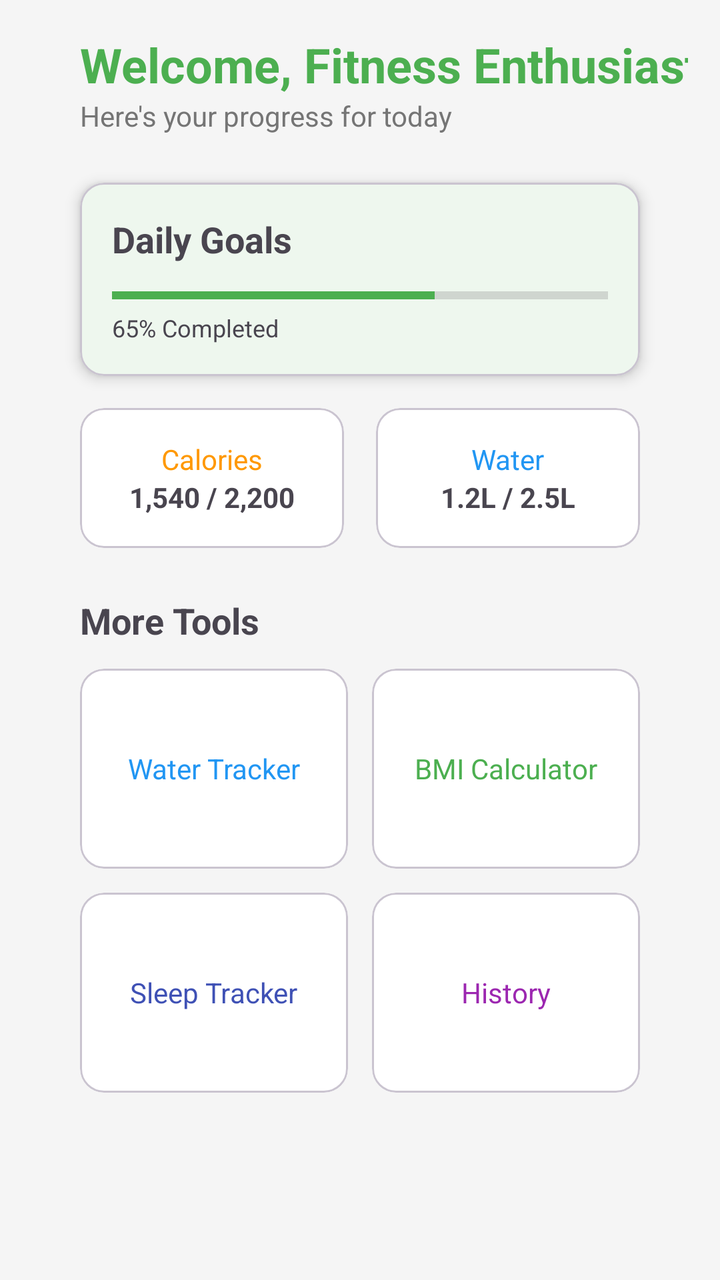
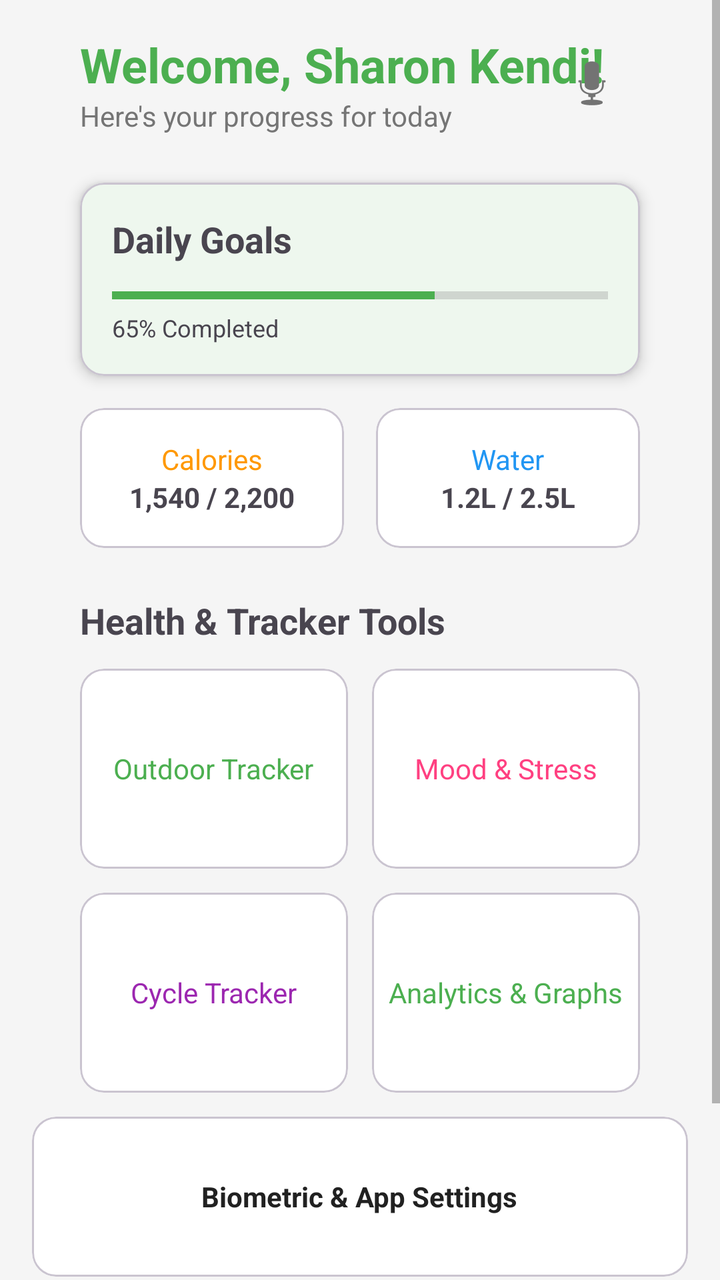

The first picture is an Android layout as it rendered before a commit; the second is the same layout after the commit. The layout source and the unified diff follow.
<!-- AndroidManifest.xml: application theme Theme.FitnessApp -->
<!-- res/layout/fragment_home.xml -->
<?xml version="1.0" encoding="utf-8"?>
<ScrollView xmlns:android="http://schemas.android.com/apk/res/android"
    xmlns:app="http://schemas.android.com/apk/res-auto"
    android:layout_width="match_parent"
    android:layout_height="match_parent"
    android:fillViewport="true"
    android:background="@color/backgroundColor">

    <androidx.constraintlayout.widget.ConstraintLayout
        android:layout_width="match_parent"
        android:layout_height="wrap_content"
        android:padding="@dimen/screen_padding">

        <androidx.constraintlayout.widget.Guideline
            android:id="@+id/glLeft"
            android:layout_width="wrap_content"
            android:layout_height="wrap_content"
            android:orientation="vertical"
            app:layout_constraintGuide_begin="@dimen/content_horizontal_margin" />

        <androidx.constraintlayout.widget.Guideline
            android:id="@+id/glRight"
            android:layout_width="wrap_content"
            android:layout_height="wrap_content"
            android:orientation="vertical"
            app:layout_constraintGuide_end="@dimen/content_horizontal_margin" />

        <TextView
            android:id="@+id/tvWelcome"
            android:layout_width="wrap_content"
            android:layout_height="wrap_content"
            android:text="Welcome, Fitness Enthusiast!"
            android:textSize="@dimen/text_size_h1"
            android:textStyle="bold"
            android:textColor="@color/primaryColor"
            app:layout_constraintTop_toTopOf="parent"
            app:layout_constraintStart_toStartOf="@id/glLeft" />

        <TextView
            android:id="@+id/tvSubtitle"
            android:layout_width="wrap_content"
            android:layout_height="wrap_content"
            android:text="Here's your progress for today"
            android:textColor="@color/textColorSecondary"
            app:layout_constraintTop_toBottomOf="@id/tvWelcome"
            app:layout_constraintStart_toStartOf="@id/glLeft" />

        <com.google.android.material.card.MaterialCardView
            android:id="@+id/cardDailyGoals"
            android:layout_width="0dp"
            android:layout_height="wrap_content"
            app:cardCornerRadius="12dp"
            app:cardElevation="4dp"
            android:layout_marginTop="24dp"
            app:layout_constraintTop_toBottomOf="@id/tvSubtitle"
            app:layout_constraintStart_toStartOf="@id/glLeft"
            app:layout_constraintEnd_toEndOf="@id/glRight">

            <LinearLayout
                android:layout_width="match_parent"
                android:layout_height="wrap_content"
                android:orientation="vertical"
                android:padding="16dp">

                <TextView
                    android:layout_width="wrap_content"
                    android:layout_height="wrap_content"
                    android:text="Daily Goals"
                    android:textSize="@dimen/text_size_h2"
                    android:textStyle="bold" />

                <ProgressBar
                    style="?android:attr/progressBarStyleHorizontal"
                    android:layout_width="match_parent"
                    android:layout_height="wrap_content"
                    android:progress="65"
                    android:progressTint="@color/primaryColor"
                    android:layout_marginTop="8dp" />

                <TextView
                    android:layout_width="wrap_content"
                    android:layout_height="wrap_content"
                    android:text="65% Completed"
                    android:textSize="12sp" />
            </LinearLayout>
        </com.google.android.material.card.MaterialCardView>

        <com.google.android.material.card.MaterialCardView
            android:id="@+id/cardCalories"
            android:layout_width="0dp"
            android:layout_height="wrap_content"
            app:cardCornerRadius="12dp"
            android:layout_marginTop="16dp"
            app:layout_constraintTop_toBottomOf="@id/cardDailyGoals"
            app:layout_constraintStart_toStartOf="@id/glLeft"
            app:layout_constraintEnd_toStartOf="@+id/cardWater"
            app:layout_constraintHorizontal_chainStyle="packed"
            android:layout_marginEnd="8dp">

            <LinearLayout
                android:layout_width="match_parent"
                android:layout_height="wrap_content"
                android:orientation="vertical"
                android:padding="16dp"
                android:gravity="center">

                <TextView
                    android:layout_width="wrap_content"
                    android:layout_height="wrap_content"
                    android:text="Calories"
                    android:textColor="@color/calorieOrange" />

                <TextView
                    android:layout_width="wrap_content"
                    android:layout_height="wrap_content"
                    android:text="1,540 / 2,200"
                    android:textStyle="bold" />
            </LinearLayout>
        </com.google.android.material.card.MaterialCardView>

        <com.google.android.material.card.MaterialCardView
            android:id="@+id/cardWater"
            android:layout_width="0dp"
            android:layout_height="wrap_content"
            app:cardCornerRadius="12dp"
            android:layout_marginTop="16dp"
            android:layout_marginStart="8dp"
            app:layout_constraintTop_toBottomOf="@id/cardDailyGoals"
            app:layout_constraintStart_toEndOf="@id/cardCalories"
            app:layout_constraintEnd_toEndOf="@id/glRight">

            <LinearLayout
                android:layout_width="match_parent"
                android:layout_height="wrap_content"
                android:orientation="vertical"
                android:padding="16dp"
                android:gravity="center">

                <TextView
                    android:layout_width="wrap_content"
                    android:layout_height="wrap_content"
                    android:text="Water"
                    android:textColor="@color/waterBlue" />

                <TextView
                    android:layout_width="wrap_content"
                    android:layout_height="wrap_content"
                    android:text="1.2L / 2.5L"
                    android:textStyle="bold" />
            </LinearLayout>
        </com.google.android.material.card.MaterialCardView>

        <TextView
            android:id="@+id/tvMoreTools"
            android:layout_width="wrap_content"
            android:layout_height="wrap_content"
            android:text="More Tools"
            android:textSize="@dimen/text_size_h2"
            android:textStyle="bold"
            android:layout_marginTop="24dp"
            app:layout_constraintTop_toBottomOf="@id/cardCalories"
            app:layout_constraintStart_toStartOf="@id/glLeft" />

        <com.google.android.material.card.MaterialCardView
            android:id="@+id/cardWaterTracker"
            android:layout_width="0dp"
            android:layout_height="100dp"
            android:layout_marginTop="12dp"
            android:layout_marginEnd="6dp"
            app:cardCornerRadius="12dp"
            app:layout_constraintTop_toBottomOf="@id/tvMoreTools"
            app:layout_constraintStart_toStartOf="@id/glLeft"
            app:layout_constraintEnd_toStartOf="@+id/cardBMICalculator">
            <TextView
                android:layout_width="wrap_content"
                android:layout_height="wrap_content"
                android:text="Water Tracker"
                android:layout_gravity="center"
                android:textColor="@color/waterBlue" />
        </com.google.android.material.card.MaterialCardView>

        <com.google.android.material.card.MaterialCardView
            android:id="@+id/cardBMICalculator"
            android:layout_width="0dp"
            android:layout_height="100dp"
            android:layout_marginTop="12dp"
            android:layout_marginStart="6dp"
            app:cardCornerRadius="12dp"
            app:layout_constraintTop_toBottomOf="@id/tvMoreTools"
            app:layout_constraintStart_toEndOf="@id/cardWaterTracker"
            app:layout_constraintEnd_toEndOf="@id/glRight">
            <TextView
                android:layout_width="wrap_content"
                android:layout_height="wrap_content"
                android:text="BMI Calculator"
                android:layout_gravity="center"
                android:textColor="@color/primaryColor" />
        </com.google.android.material.card.MaterialCardView>

        <com.google.android.material.card.MaterialCardView
            android:id="@+id/cardSleepTracker"
            android:layout_width="0dp"
            android:layout_height="100dp"
            android:layout_marginTop="12dp"
            android:layout_marginEnd="6dp"
            app:cardCornerRadius="12dp"
            app:layout_constraintTop_toBottomOf="@id/cardWaterTracker"
            app:layout_constraintStart_toStartOf="@id/glLeft"
            app:layout_constraintEnd_toStartOf="@+id/cardHistory">
            <TextView
                android:layout_width="wrap_content"
                android:layout_height="wrap_content"
                android:text="Sleep Tracker"
                android:layout_gravity="center"
                android:textColor="@color/sleepIndigo" />
        </com.google.android.material.card.MaterialCardView>

        <com.google.android.material.card.MaterialCardView
            android:id="@+id/cardHistory"
            android:layout_width="0dp"
            android:layout_height="100dp"
            android:layout_marginTop="12dp"
            android:layout_marginStart="6dp"
            app:cardCornerRadius="12dp"
            app:layout_constraintTop_toBottomOf="@id/cardBMICalculator"
            app:layout_constraintStart_toEndOf="@id/cardSleepTracker"
            app:layout_constraintEnd_toEndOf="@id/glRight">
            <TextView
                android:layout_width="wrap_content"
                android:layout_height="wrap_content"
                android:text="History"
                android:layout_gravity="center"
                android:textColor="@color/workoutPurple" />
        </com.google.android.material.card.MaterialCardView>

    </androidx.constraintlayout.widget.ConstraintLayout>
</ScrollView>
<!-- resources referenced by this layout -->
<resources>
  <color name="backgroundColor">#F5F5F5</color>
  <color name="calorieOrange">#FF9800</color>
  <color name="primaryColor">#4CAF50</color>
  <color name="sleepIndigo">#3F51B5</color>
  <color name="textColorSecondary">#757575</color>
  <color name="waterBlue">#2196F3</color>
  <color name="workoutPurple">#9C27B0</color>
  <dimen name="content_horizontal_margin">24dp</dimen>
  <dimen name="screen_padding">16dp</dimen>
  <dimen name="text_size_h1">24sp</dimen>
  <dimen name="text_size_h2">18sp</dimen>
  <style name="Theme.FitnessApp" parent="Base.Theme.FitnessApp" />
  <style name="Base.Theme.FitnessApp" parent="Theme.Material3.DayNight.NoActionBar">
          <item name="colorPrimary">@color/primaryColor</item>
          <item name="colorOnPrimary">@color/white</item>
          <item name="colorPrimaryContainer">@color/primaryVariant</item>
          <item name="colorOnPrimaryContainer">@color/white</item>
          <item name="colorSecondary">@color/secondaryColor</item>
          <item name="colorOnSecondary">@color/black</item>
          <item name="android:windowBackground">@color/backgroundColor</item>
          <item name="android:statusBarColor">@color/primaryVariant</item>
          <item name="colorSurface">@color/surfaceColor</item>
          <item name="colorOnSurface">@color/textColorPrimary</item>
          <item name="colorSurfaceVariant">@color/surfaceVariant</item>
          <item name="colorOnSurfaceVariant">@color/textColorSecondary</item>
          <item name="colorSecondaryContainer">@color/secondaryContainer</item>
          <item name="colorOnSecondaryContainer">@color/primaryColor</item>
          <item name="android:textColorPrimary">@color/textColorPrimary</item>
          <item name="android:textColorSecondary">@color/textColorSecondary</item>
      </style>
  <color name="white">#FFFFFFFF</color>
  <color name="primaryVariant">#388E3C</color>
  <color name="secondaryColor">#FFC107</color>
  <color name="black">#FF000000</color>
  <color name="surfaceColor">#FFFFFF</color>
  <color name="textColorPrimary">#212121</color>
  <color name="surfaceVariant">#EEEEEE</color>
  <color name="secondaryContainer">#E8F5E9</color>
</resources>

<!-- the commit's change to res/layout/fragment_home.xml (unified diff, before → after) -->
@@ -29,7 +29,7 @@
             android:id="@+id/tvWelcome"
             android:layout_width="wrap_content"
             android:layout_height="wrap_content"
-            android:text="Welcome, Fitness Enthusiast!"
+            android:text="Welcome, Sharon Kendi!"
             android:textSize="@dimen/text_size_h1"
             android:textStyle="bold"
             android:textColor="@color/primaryColor"
@@ -45,6 +45,17 @@
             app:layout_constraintTop_toBottomOf="@id/tvWelcome"
             app:layout_constraintStart_toStartOf="@id/glLeft" />
 
+        <ImageButton
+            android:id="@+id/btnVoiceCommand"
+            android:layout_width="48dp"
+            android:layout_height="48dp"
+            android:src="@android:drawable/ic_btn_speak_now"
+            android:background="?attr/selectableItemBackgroundBorderless"
+            android:contentDescription="Voice Command"
+            app:layout_constraintTop_toTopOf="@id/tvWelcome"
+            app:layout_constraintBottom_toBottomOf="@id/tvSubtitle"
+            app:layout_constraintEnd_toEndOf="@id/glRight" />
+
         <com.google.android.material.card.MaterialCardView
             android:id="@+id/cardDailyGoals"
             android:layout_width="0dp"
@@ -151,10 +162,10 @@
         </com.google.android.material.card.MaterialCardView>
 
         <TextView
-            android:id="@+id/tvMoreTools"
-            android:layout_width="wrap_content"
-            android:layout_height="wrap_content"
-            android:text="More Tools"
+            android:id="@+id/tvHealthTools"
+            android:layout_width="wrap_content"
+            android:layout_height="wrap_content"
+            android:text="Health &amp; Tracker Tools"
             android:textSize="@dimen/text_size_h2"
             android:textStyle="bold"
             android:layout_marginTop="24dp"
@@ -162,76 +173,108 @@
             app:layout_constraintStart_toStartOf="@id/glLeft" />
 
         <com.google.android.material.card.MaterialCardView
-            android:id="@+id/cardWaterTracker"
+            android:id="@+id/cardTracking"
             android:layout_width="0dp"
             android:layout_height="100dp"
             android:layout_marginTop="12dp"
             android:layout_marginEnd="6dp"
             app:cardCornerRadius="12dp"
-            app:layout_constraintTop_toBottomOf="@id/tvMoreTools"
-            app:layout_constraintStart_toStartOf="@id/glLeft"
-            app:layout_constraintEnd_toStartOf="@+id/cardBMICalculator">
-            <TextView
-                android:layout_width="wrap_content"
-                android:layout_height="wrap_content"
-                android:text="Water Tracker"
-                android:layout_gravity="center"
-                android:textColor="@color/waterBlue" />
-        </com.google.android.material.card.MaterialCardView>
-
-        <com.google.android.material.card.MaterialCardView
-            android:id="@+id/cardBMICalculator"
+            app:layout_constraintTop_toBottomOf="@id/tvHealthTools"
+            app:layout_constraintStart_toStartOf="@id/glLeft"
+            app:layout_constraintEnd_toStartOf="@+id/cardMood">
+            <TextView
+                android:layout_width="wrap_content"
+                android:layout_height="wrap_content"
+                android:text="Outdoor Tracker"
+                android:layout_gravity="center"
+                android:textColor="@color/primaryColor" />
+        </com.google.android.material.card.MaterialCardView>
+
+        <com.google.android.material.card.MaterialCardView
+            android:id="@+id/cardMood"
             android:layout_width="0dp"
             android:layout_height="100dp"
             android:layout_marginTop="12dp"
             android:layout_marginStart="6dp"
             app:cardCornerRadius="12dp"
-            app:layout_constraintTop_toBottomOf="@id/tvMoreTools"
-            app:layout_constraintStart_toEndOf="@id/cardWaterTracker"
-            app:layout_constraintEnd_toEndOf="@id/glRight">
-            <TextView
-                android:layout_width="wrap_content"
-                android:layout_height="wrap_content"
-                android:text="BMI Calculator"
+            app:layout_constraintTop_toBottomOf="@id/tvHealthTools"
+            app:layout_constraintStart_toEndOf="@id/cardTracking"
+            app:layout_constraintEnd_toEndOf="@id/glRight">
+            <TextView
+                android:layout_width="wrap_content"
+                android:layout_height="wrap_content"
+                android:text="Mood &amp; Stress"
+                android:layout_gravity="center"
+                android:textColor="@color/accentColor" />
+        </com.google.android.material.card.MaterialCardView>
+
+        <com.google.android.material.card.MaterialCardView
+            android:id="@+id/cardCycleTracking"
+            android:layout_width="0dp"
+            android:layout_height="100dp"
+            android:layout_marginTop="12dp"
+            android:layout_marginEnd="6dp"
+            app:cardCornerRadius="12dp"
+            app:layout_constraintTop_toBottomOf="@id/cardTracking"
+            app:layout_constraintStart_toStartOf="@id/glLeft"
+            app:layout_constraintEnd_toStartOf="@+id/cardAnalytics">
+            <TextView
+                android:layout_width="wrap_content"
+                android:layout_height="wrap_content"
+                android:text="Cycle Tracker"
+                android:layout_gravity="center"
+                android:textColor="@color/workoutPurple" />
+        </com.google.android.material.card.MaterialCardView>
+
+        <com.google.android.material.card.MaterialCardView
+            android:id="@+id/cardAnalytics"
+            android:layout_width="0dp"
+            android:layout_height="100dp"
+            android:layout_marginTop="12dp"
+            android:layout_marginStart="6dp"
+            app:cardCornerRadius="12dp"
+            app:layout_constraintTop_toBottomOf="@id/cardMood"
+            app:layout_constraintStart_toEndOf="@id/cardCycleTracking"
+            app:layout_constraintEnd_toEndOf="@id/glRight">
+            <TextView
+                android:layout_width="wrap_content"
+                android:layout_height="wrap_content"
+                android:text="Analytics &amp; Graphs"
                 android:layout_gravity="center"
                 android:textColor="@color/primaryColor" />
         </com.google.android.material.card.MaterialCardView>
 
         <com.google.android.material.card.MaterialCardView
-            android:id="@+id/cardSleepTracker"
-            android:layout_width="0dp"
-            android:layout_height="100dp"
-            android:layout_marginTop="12dp"
-            android:layout_marginEnd="6dp"
-            app:cardCornerRadius="12dp"
-            app:layout_constraintTop_toBottomOf="@id/cardWaterTracker"
-            app:layout_constraintStart_toStartOf="@id/glLeft"
-            app:layout_constraintEnd_toStartOf="@+id/cardHistory">
-            <TextView
-                android:layout_width="wrap_content"
-                android:layout_height="wrap_content"
-                android:text="Sleep Tracker"
-                android:layout_gravity="center"
-                android:textColor="@color/sleepIndigo" />
-        </com.google.android.material.card.MaterialCardView>
-
-        <com.google.android.material.card.MaterialCardView
-            android:id="@+id/cardHistory"
-            android:layout_width="0dp"
-            android:layout_height="100dp"
-            android:layout_marginTop="12dp"
-            android:layout_marginStart="6dp"
-            app:cardCornerRadius="12dp"
-            app:layout_constraintTop_toBottomOf="@id/cardBMICalculator"
-            app:layout_constraintStart_toEndOf="@id/cardSleepTracker"
-            app:layout_constraintEnd_toEndOf="@id/glRight">
-            <TextView
-                android:layout_width="wrap_content"
-                android:layout_height="wrap_content"
-                android:text="History"
-                android:layout_gravity="center"
-                android:textColor="@color/workoutPurple" />
-        </com.google.android.material.card.MaterialCardView>
+            android:id="@+id/cardSettings"
+            android:layout_width="match_parent"
+            android:layout_height="80dp"
+            android:layout_marginTop="12dp"
+            app:cardCornerRadius="12dp"
+            app:layout_constraintTop_toBottomOf="@id/cardAnalytics"
+            app:layout_constraintStart_toStartOf="@id/glLeft"
+            app:layout_constraintEnd_toEndOf="@id/glRight">
+            <TextView
+                android:layout_width="wrap_content"
+                android:layout_height="wrap_content"
+                android:text="Biometric &amp; App Settings"
+                android:layout_gravity="center"
+                android:textStyle="bold"
+                android:textColor="@color/textColorPrimary" />
+        </com.google.android.material.card.MaterialCardView>
+
+        <Button
+            android:id="@+id/btnSOS"
+            android:layout_width="match_parent"
+            android:layout_height="64dp"
+            android:layout_marginTop="24dp"
+            android:text="EMERGENCY SOS"
+            android:backgroundTint="@android:color/holo_red_dark"
+            android:textColor="@color/white"
+            android:textStyle="bold"
+            app:layout_constraintTop_toBottomOf="@id/cardSettings"
+            app:layout_constraintStart_toStartOf="@id/glLeft"
+            app:layout_constraintEnd_toEndOf="@id/glRight"
+            android:layout_marginBottom="48dp" />
 
     </androidx.constraintlayout.widget.ConstraintLayout>
 </ScrollView>
<!-- resource entries referenced after the edit -->
@@ -1,9 +1,9 @@
 <!-- resources referenced by this layout -->
 <resources>
+  <color name="accentColor">#FF4081</color>
   <color name="backgroundColor">#F5F5F5</color>
   <color name="calorieOrange">#FF9800</color>
   <color name="primaryColor">#4CAF50</color>
-  <color name="sleepIndigo">#3F51B5</color>
   <color name="textColorSecondary">#757575</color>
   <color name="waterBlue">#2196F3</color>
   <color name="workoutPurple">#9C27B0</color>
